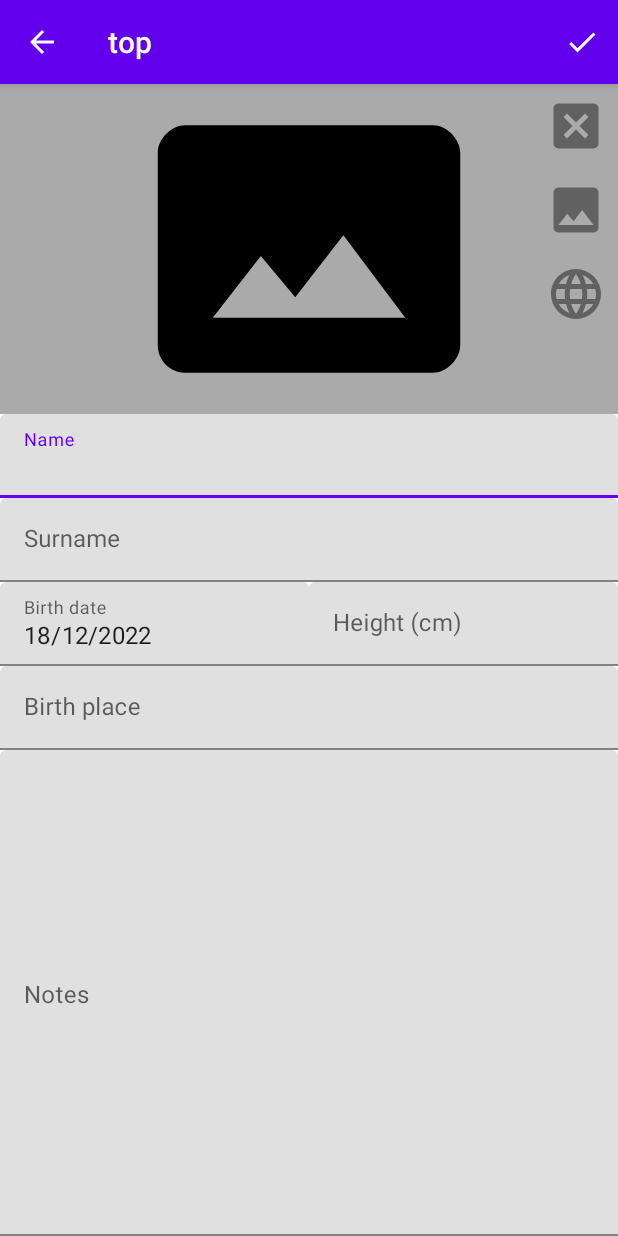
After one commit to morj12/android-guided-projects, an Android app: the AddArtistActivity screen opened directly, with no data from a screen before it, on a phone screen of 412 x 824 dp. The commit adds this screen. Run offline under Robolectric (Android 15) with nearby library versions, the phone set to English and light mode, and no system bars; pictures from the network do not load.

Commit message:
Add AddArtistActivity

```diff
--- /dev/null
+++ b/top/app/src/main/java/com/example/top/AddArtistActivity.kt
@@ -0,0 +1,211 @@
+package com.example.top
+
+import android.app.AlertDialog
+import android.app.DatePickerDialog
+import android.content.Intent
+import android.icu.util.Calendar
+import androidx.appcompat.app.AppCompatActivity
+import android.os.Bundle
+import android.view.Menu
+import android.view.MenuItem
+import android.view.MotionEvent
+import android.view.View
+import android.widget.DatePicker
+import android.widget.EditText
+import com.bumptech.glide.Glide
+import com.bumptech.glide.load.engine.DiskCacheStrategy
+import com.bumptech.glide.request.RequestOptions
+import com.example.top.databinding.ActivityAddArtistBinding
+import java.text.SimpleDateFormat
+import java.util.*
+
+class AddArtistActivity : AppCompatActivity(), DatePickerDialog.OnDateSetListener {
+
+    private lateinit var binding: ActivityAddArtistBinding
+    private lateinit var artist: Artist
+    private lateinit var calendar: Calendar
+
+
+    override fun onCreate(savedInstanceState: Bundle?) {
+        super.onCreate(savedInstanceState)
+        binding = ActivityAddArtistBinding.inflate(layoutInflater)
+        setContentView(binding.root)
+
+        binding.etName.requestFocus()
+        configActionBar()
+        configArtist(intent)
+        configCalendar()
+        configImageButtons()
+    }
+
+    private fun configImageButtons() {
+        binding.imgFromUrl.setOnClickListener(::onImgButtonClicked)
+        binding.imgFromGallery.setOnClickListener(::onImgButtonClicked)
+        binding.imgDeletePhoto.setOnClickListener(::onImgButtonClicked)
+    }
+
+    private fun onImgButtonClicked(view: View) {
+        when (view.id) {
+            R.id.imgDeletePhoto -> println()
+            R.id.imgFromGallery -> println()
+            R.id.imgFromUrl -> showAddPhotoDialog()
+        }
+
+    }
+
+    private fun showAddPhotoDialog() {
+        val etPhotoUrl = EditText(this)
+        val builder = AlertDialog.Builder(this)
+            .setTitle(R.string.addArtist_dialogUrl_title)
+            .setPositiveButton(
+                R.string.label_dialog_data
+            ) { _, _ -> configureView(etPhotoUrl.text.toString().trim()) }
+            .setNegativeButton(R.string.label_dialog_cancel) { _, _ -> }
+        builder.setView(etPhotoUrl)
+        builder.show()
+    }
+
+    private fun configureView(url: String) {
+        if (url != "") {
+            val options = RequestOptions().also {
+                it.diskCacheStrategy(DiskCacheStrategy.ALL)
+                it.centerCrop()
+            }
+            Glide.with(this)
+                .load(url)
+                .apply(options)
+                .into(binding.imgPhoto)
+        }
+
+        artist.photoUrl = url
+    }
+
+
+    private fun configActionBar() {
+        val actionBar = supportActionBar
+        actionBar?.setDisplayHomeAsUpEnabled(true)
+    }
+
+    private fun configArtist(intent: Intent) {
+        artist = Artist()
+        artist.birthDate = System.currentTimeMillis()
+        artist.order = intent.getIntExtra(Artist.ORDER, 0)
+    }
+
+    private fun configCalendar() {
+        calendar = Calendar.getInstance(Locale.ROOT)
+        binding.etBirthdate.setText(
+            SimpleDateFormat(
+                "dd/MM/yyyy",
+                Locale.ROOT
+            ).format(System.currentTimeMillis())
+        )
+        binding.etBirthdate.setOnTouchListener(::onBirthdateTouched)
+
+    }
+
+    private fun onBirthdateTouched(view: View, motionEvent: MotionEvent): Boolean {
+        if (motionEvent.action == MotionEvent.ACTION_DOWN) {
+            val selectorDate = DialogSelectorDate()
+            selectorDate.listener = this
+            val args = Bundle()
+            args.putLong(DialogSelectorDate.DATE, artist.birthDate)
+            selectorDate.arguments = args
+            selectorDate.show(fragmentManager, DialogSelectorDate.SELECTED_DATE)
+        }
+        return true
+    }
+
+    override fun onOptionsItemSelected(item: MenuItem) = when (item.itemId) {
+        android.R.id.home -> {
+            finish()
+            true
+        }
+        R.id.action_save -> {
+            saveArtist()
+            true
+        }
+        else -> super.onOptionsItemSelected(item)
+    }
+
+    override fun onCreateOptionsMenu(menu: Menu?): Boolean {
+        menuInflater.inflate(R.menu.menu_save, menu)
+        return super.onCreateOptionsMenu(menu)
+    }
+
+    private fun saveArtist() {
+        if (fieldsValidated()) {
+            artist.name = binding.etName.text.toString().trim()
+            artist.surname = binding.etSurname.text.toString().trim()
+            artist.height = binding.etHeight.text.toString().trim().toShort()
+            artist.birthPlace = binding.etBirthPlace.text.toString().trim()
+            artist.notes = binding.notes.text.toString().trim()
+            artist.order = artist.order
+            artist.photoUrl = artist.photoUrl
+            artist.birthDate = artist.birthDate
+
+            val intent = Intent()
+            intent.putExtra("name", artist.name)
+            intent.putExtra("surname", artist.surname)
+            intent.putExtra("height", artist.height)
+            intent.putExtra("birthplace", artist.birthPlace)
+            intent.putExtra("notes", artist.notes)
+            intent.putExtra("order", artist.order)
+            intent.putExtra("photourl", artist.photoUrl)
+            intent.putExtra("birthdate", artist.birthDate)
+            setResult(RESULT_OK, intent)
+            finish()
+        }
+    }
+
+    private fun fieldsValidated(): Boolean {
+        var isValid = true
+
+        val height = binding.etHeight.text.toString()
+
+        val incorrectHeight = height.isEmpty()      // not null
+                || height.any { !it.isDigit() }     // not number
+                || height.toInt() <= 0               // negative number
+
+        if (incorrectHeight) {
+            binding.etHeight.error = (getString(R.string.addArtist_error_minimumHeight))
+            binding.etHeight.requestFocus()
+            isValid = false
+        }
+
+        val nullSurname = binding.etSurname.text.toString().trim().isEmpty()
+
+        if (nullSurname) {
+            binding.etSurname.error = getString(R.string.addArtist_error_required)
+            binding.etSurname.requestFocus()
+            isValid = false
+        }
+
+        val nullName = binding.etName.text.toString().trim().isEmpty()
+
+        if (nullName) {
+            binding.etName.error = getString(R.string.addArtist_error_required)
+            binding.etName.requestFocus()
+            isValid = false
+        }
+
+        return isValid
+    }
+
+    override fun onDateSet(datePicker: DatePicker?, year: Int, month: Int, day: Int) {
+        /**
+         * Called twice for some reason
+         */
+        calendar.timeInMillis = System.currentTimeMillis()
+        calendar.set(Calendar.YEAR, year)
+        calendar.set(Calendar.MONTH, month)
+        calendar.set(Calendar.DAY_OF_MONTH, day)
+        binding.etBirthdate.setText(
+            SimpleDateFormat(
+                "dd/MM/yyyy",
+                Locale.ROOT
+            ).format(calendar.timeInMillis)
+        )
+        artist.birthDate = calendar.timeInMillis
+    }
+}
--- a/top/app/src/main/java/com/example/top/Artist.kt
+++ b/top/app/src/main/java/com/example/top/Artist.kt
@@ -1,13 +1,18 @@
 package com.example.top
 
 data class Artist(
-    val id: Long = 0,
-    val name: String = "",
-    val surname: String = "",
-    val birthDate: Long = 0,
-    val birthPlace: String= "",
-    val height: Short = 0,
-    val order: Int = 0,
-    val notes: String = "",
-    val photoUrl: String = ""
+    var id: Long = 0,
+    var name: String = "",
+    var surname: String = "",
+    var birthDate: Long = 0,
+    var birthPlace: String= "",
+    var height: Short = 0,
+    var order: Int = 0,
+    var notes: String = "",
+    var photoUrl: String = ""
 )
+{
+    companion object {
+        var ORDER = "order"
+    }
+}
--- /dev/null
+++ b/top/app/src/main/res/drawable-v24/ic_close_box.xml
@@ -0,0 +1,8 @@
+<!-- drawable/close_box.xml -->
+<vector xmlns:android="http://schemas.android.com/apk/res/android"
+    android:height="40dp"
+    android:width="40dp"
+    android:viewportWidth="24"
+    android:viewportHeight="24">
+    <path android:fillColor="#616161" android:pathData="M19,3H16.3H7.7H5A2,2 0 0,0 3,5V7.7V16.4V19A2,2 0 0,0 5,21H7.7H16.4H19A2,2 0 0,0 21,19V16.3V7.7V5A2,2 0 0,0 19,3M15.6,17L12,13.4L8.4,17L7,15.6L10.6,12L7,8.4L8.4,7L12,10.6L15.6,7L17,8.4L13.4,12L17,15.6L15.6,17Z" />
+</vector>
--- /dev/null
+++ b/top/app/src/main/res/drawable/background_image_button.xml
@@ -0,0 +1,19 @@
+<?xml version="1.0" encoding="utf-8"?>
+<inset xmlns:android="http://schemas.android.com/apk/res/android"
+    android:inset="@dimen/imageView_inset">
+
+    <shape>
+
+        <solid android:color="@color/white_t"/>
+
+        <gradient
+            android:gradientRadius="100%"
+            android:startColor="@android:color/white"
+            android:endColor="@color/white_t"
+            android:type="radial"/>
+
+        <corners android:radius="@dimen/imageView_radius"/>
+
+    </shape>
+
+</inset>
--- /dev/null
+++ b/top/app/src/main/res/drawable/ic_check.xml
@@ -0,0 +1,5 @@
+<vector android:height="24dp" android:tint="#FFF"
+    android:viewportHeight="24" android:viewportWidth="24"
+    android:width="24dp" xmlns:android="http://schemas.android.com/apk/res/android">
+    <path android:fillColor="@android:color/white" android:pathData="M9,16.17L4.83,12l-1.42,1.41L9,19 21,7l-1.41,-1.41z"/>
+</vector>
--- /dev/null
+++ b/top/app/src/main/res/drawable/ic_earth_box.xml
@@ -0,0 +1,7 @@
+<vector xmlns:android="http://schemas.android.com/apk/res/android"
+    android:height="40dp"
+    android:width="40dp"
+    android:viewportWidth="24"
+    android:viewportHeight="24">
+    <path android:fillColor="#616161" android:pathData="M16.36,14C16.44,13.34 16.5,12.68 16.5,12C16.5,11.32 16.44,10.66 16.36,10H19.74C19.9,10.64 20,11.31 20,12C20,12.69 19.9,13.36 19.74,14M14.59,19.56C15.19,18.45 15.65,17.25 15.97,16H18.92C17.96,17.65 16.43,18.93 14.59,19.56M14.34,14H9.66C9.56,13.34 9.5,12.68 9.5,12C9.5,11.32 9.56,10.65 9.66,10H14.34C14.43,10.65 14.5,11.32 14.5,12C14.5,12.68 14.43,13.34 14.34,14M12,19.96C11.17,18.76 10.5,17.43 10.09,16H13.91C13.5,17.43 12.83,18.76 12,19.96M8,8H5.08C6.03,6.34 7.57,5.06 9.4,4.44C8.8,5.55 8.35,6.75 8,8M5.08,16H8C8.35,17.25 8.8,18.45 9.4,19.56C7.57,18.93 6.03,17.65 5.08,16M4.26,14C4.1,13.36 4,12.69 4,12C4,11.31 4.1,10.64 4.26,10H7.64C7.56,10.66 7.5,11.32 7.5,12C7.5,12.68 7.56,13.34 7.64,14M12,4.03C12.83,5.23 13.5,6.57 13.91,8H10.09C10.5,6.57 11.17,5.23 12,4.03M18.92,8H15.97C15.65,6.75 15.19,5.55 14.59,4.44C16.43,5.07 17.96,6.34 18.92,8M12,2C6.47,2 2,6.5 2,12A10,10 0 0,0 12,22A10,10 0 0,0 22,12A10,10 0 0,0 12,2Z" />
+</vector>
--- /dev/null
+++ b/top/app/src/main/res/drawable/ic_image.xml
@@ -0,0 +1,5 @@
+<vector android:height="40dp" android:tint="#616161"
+    android:viewportHeight="24" android:viewportWidth="24"
+    android:width="40dp" xmlns:android="http://schemas.android.com/apk/res/android">
+    <path android:fillColor="@android:color/white" android:pathData="M21,19V5c0,-1.1 -0.9,-2 -2,-2H5c-1.1,0 -2,0.9 -2,2v14c0,1.1 0.9,2 2,2h14c1.1,0 2,-0.9 2,-2zM8.5,13.5l2.5,3.01L14.5,12l4.5,6H5l3.5,-4.5z"/>
+</vector>
--- /dev/null
+++ b/top/app/src/main/res/drawable/ic_photo.xml
@@ -0,0 +1,5 @@
+<vector android:height="180dp" android:tint="#000000"
+    android:viewportHeight="24" android:viewportWidth="24"
+    android:width="180dp" xmlns:android="http://schemas.android.com/apk/res/android">
+    <path android:fillColor="@android:color/white" android:pathData="M21,3H3C2,3 1,4 1,5v14c0,1.1 0.9,2 2,2h18c1,0 2,-1 2,-2V5c0,-1 -1,-2 -2,-2zM5,17l3.5,-4.5 2.5,3.01L14.5,11l4.5,6H5z"/>
+</vector>
--- /dev/null
+++ b/top/app/src/main/res/layout/activity_add_artist.xml
@@ -0,0 +1,134 @@
+<?xml version="1.0" encoding="utf-8"?>
+<ScrollView xmlns:android="http://schemas.android.com/apk/res/android"
+    xmlns:app="http://schemas.android.com/apk/res-auto"
+    xmlns:tools="http://schemas.android.com/tools"
+    android:layout_width="match_parent"
+    android:layout_height="match_parent"
+    android:fillViewport="true"
+    tools:context=".AddArtistActivity"
+    app:layout_behavior="@string/appbar_scrolling_view_behavior">
+
+    <LinearLayout
+        android:layout_width="match_parent"
+        android:layout_height="wrap_content"
+        android:orientation="vertical">
+        <FrameLayout
+            android:layout_width="match_parent"
+            android:layout_height="wrap_content">
+
+            <androidx.appcompat.widget.AppCompatImageView
+                android:id="@+id/imgPhoto"
+                android:layout_width="match_parent"
+                android:layout_height="@dimen/app_bar_height"
+                android:background="@android:color/darker_gray"
+                android:src="@drawable/ic_photo" />
+
+            <LinearLayout
+                android:layout_width="wrap_content"
+                android:layout_height="wrap_content"
+                android:layout_gravity="end"
+                android:orientation="vertical">
+                <androidx.appcompat.widget.AppCompatImageView
+                    android:id="@+id/imgDeletePhoto"
+                    style="@style/appTheme_ImageViewButton"
+                    android:src="@drawable/ic_close_box"
+                    />
+                <androidx.appcompat.widget.AppCompatImageView
+                    android:id="@+id/imgFromGallery"
+                    style="@style/appTheme_ImageViewButton"
+                    android:src="@drawable/ic_image"
+                    />
+                <androidx.appcompat.widget.AppCompatImageView
+                    android:id="@+id/imgFromUrl"
+                    style="@style/appTheme_ImageViewButton"
+                    android:src="@drawable/ic_earth_box"
+                    />
+            </LinearLayout>
+        </FrameLayout>
+
+        <com.google.android.material.textfield.TextInputLayout
+            android:layout_width="match_parent"
+            android:layout_height="wrap_content">
+            <com.google.android.material.textfield.TextInputEditText
+                android:id="@+id/etName"
+                android:layout_width="match_parent"
+                android:layout_height="wrap_content"
+                android:hint="@string/artist_hint_name"
+                android:inputType="textPersonName|textCapWords"
+                android:maxLength="@integer/name_maxLength"
+                />
+        </com.google.android.material.textfield.TextInputLayout>
+
+        <com.google.android.material.textfield.TextInputLayout
+            android:layout_width="match_parent"
+            android:layout_height="wrap_content">
+            <com.google.android.material.textfield.TextInputEditText
+                android:id="@+id/etSurname"
+                android:layout_width="match_parent"
+                android:layout_height="wrap_content"
+                android:hint="@string/artist_hint_surname"
+                android:inputType="textPersonName|textCapWords"
+                android:maxLength="@integer/name_maxLength"
+                />
+        </com.google.android.material.textfield.TextInputLayout>
+
+        <LinearLayout
+            android:layout_width="match_parent"
+            android:layout_height="wrap_content"
+            android:orientation="horizontal"
+            android:baselineAligned="false">
+
+            <com.google.android.material.textfield.TextInputLayout
+                android:layout_width="0dp"
+                android:layout_height="wrap_content"
+                android:layout_weight="50">
+                <com.google.android.material.textfield.TextInputEditText
+                    android:id="@+id/etBirthdate"
+                    android:layout_width="match_parent"
+                    android:layout_height="wrap_content"
+                    android:hint="@string/artist_hint_birthdate"/>
+            </com.google.android.material.textfield.TextInputLayout>
+
+            <com.google.android.material.textfield.TextInputLayout
+                android:layout_width="0dp"
+                android:layout_height="wrap_content"
+                android:layout_weight="50">
+                <com.google.android.material.textfield.TextInputEditText
+                    android:id="@+id/etHeight"
+                    android:layout_width="match_parent"
+                    android:layout_height="wrap_content"
+                    android:hint="@string/artist_hint_height"
+                    android:inputType="number"
+                    android:maxLength="@integer/height_maxLength"/>
+            </com.google.android.material.textfield.TextInputLayout>
+
+        </LinearLayout>
+
+        <com.google.android.material.textfield.TextInputLayout
+            android:layout_width="match_parent"
+            android:layout_height="wrap_content">
+            <com.google.android.material.textfield.TextInputEditText
+                android:id="@+id/etBirthPlace"
+                android:layout_width="match_parent"
+                android:layout_height="wrap_content"
+                android:hint="@string/artist_hint_birthplace"
+                android:inputType="textAutoComplete"
+                android:maxLength="@integer/birthplace_maxLength"/>
+        </com.google.android.material.textfield.TextInputLayout>
+
+        <com.google.android.material.textfield.TextInputLayout
+            android:layout_width="match_parent"
+            android:layout_height="match_parent">
+            <com.google.android.material.textfield.TextInputEditText
+                android:id="@+id/notes"
+                android:layout_width="match_parent"
+                android:layout_height="match_parent"
+                android:hint="@string/artist_hint_notes"
+                android:inputType="textMultiLine"
+                android:gravity="top|start"
+                android:maxLength="@integer/notes_maxLength"/>
+        </com.google.android.material.textfield.TextInputLayout>
+
+    </LinearLayout>
+
+</ScrollView>
--- a/top/app/src/main/res/layout/activity_main.xml
+++ b/top/app/src/main/res/layout/activity_main.xml
@@ -26,7 +26,7 @@
         android:id="@+id/recyclerView"
         android:layout_width="match_parent"
         android:layout_height="wrap_content"
-        android:padding="@dimen/main.padding.small"
+        android:padding="@dimen/main_padding_small"
         tools:listitem="@layout/item_artist"
         app:layout_behavior="@string/appbar_scrolling_view_behavior"
         />
--- /dev/null
+++ b/top/app/src/main/res/menu/menu_save.xml
@@ -0,0 +1,12 @@
+<?xml version="1.0" encoding="utf-8"?>
+<menu xmlns:android="http://schemas.android.com/apk/res/android"
+    xmlns:app="http://schemas.android.com/apk/res-auto">
+
+    <item android:id="@+id/action_save"
+        android:orderInCategory="10"
+        android:title=""
+        android:icon="@drawable/ic_check"
+        app:showAsAction="always"
+        />
+
+</menu>
--- a/top/app/src/main/res/values/colors.xml
+++ b/top/app/src/main/res/values/colors.xml
@@ -7,4 +7,5 @@
     <color name="teal_700">#FF018786</color>
     <color name="black">#FF000000</color>
     <color name="white">#FFFFFFFF</color>
+    <color name="white_t">#88ffffff</color>
 </resources>
--- a/top/app/src/main/res/values/dimens.xml
+++ b/top/app/src/main/res/values/dimens.xml
@@ -1,5 +1,9 @@
 <resources>
     <dimen name="fab_margin">16dp</dimen>
-    <dimen name="main.padding.small">4dp</dimen>
-    <dimen name="img.item.size">80dp</dimen>
+    <dimen name="main_padding_small">4dp</dimen>
+    <dimen name="img_item_size">80dp</dimen>
+    <dimen name="app_bar_height">220dp</dimen>
+    <dimen name="img_view_margin">8dp</dimen>
+    <dimen name="imageView_inset">-4dp</dimen>
+    <dimen name="imageView_radius">18dp</dimen>
 </resources>
--- /dev/null
+++ b/top/app/src/main/res/values/integer.xml
@@ -0,0 +1,7 @@
+<?xml version="1.0" encoding="utf-8"?>
+<resources>
+    <integer name="name_maxLength" />
+    <integer name="height_maxLength">3</integer>
+    <integer name="birthplace_maxLength">50</integer>
+    <integer name="notes_maxLength">1000</integer>
+</resources>
--- a/top/app/src/main/res/values/strings.xml
+++ b/top/app/src/main/res/values/strings.xml
@@ -11,4 +11,14 @@
     <string name="hello_second_fragment">Hello second fragment. Arg: %1$s</string>
     <string name="artist_hint_name">Name</string>
     <string name="artist_hint_order">Order</string>
+    <string name="artist_hint_surname">Surname</string>
+    <string name="artist_hint_birthdate">Birth date</string>
+    <string name="artist_hint_height">Height (cm)</string>
+    <string name="artist_hint_birthplace">Birth place</string>
+    <string name="artist_hint_notes">Notes</string>
+    <string name="addArtist_dialogUrl_title">Add photo from URL</string>
+    <string name="label_dialog_data">Add</string>
+    <string name="label_dialog_cancel">Cancel</string>
+    <string name="addArtist_error_minimumHeight">This field is required and must be greater than 0</string>
+    <string name="addArtist_error_required">This field is required</string>
 </resources>
--- /dev/null
+++ b/top/app/src/main/res/values/styles.xml
@@ -0,0 +1,11 @@
+<?xml version="1.0" encoding="utf-8"?>
+<resources>
+
+    <style name="appTheme_ImageViewButton">
+        <item name="android:layout_width">wrap_content</item>
+        <item name="android:layout_height">wrap_content</item>
+        <item name="background">@drawable/background_image_button</item>
+        <item name="android:layout_margin">@dimen/img_view_margin</item>
+
+    </style>
+</resources>
```
Also changed, not shown: top/app/src/main/AndroidManifest.xml (+8 -1 lines), top/app/src/main/java/com/example/top/DialogSelectorDate.kt (added, +30 -0 lines), top/app/src/main/java/com/example/top/MainActivity.kt (+27 -2 lines), top/app/src/main/res/layout/item_artist.xml (+4 -4 lines).
